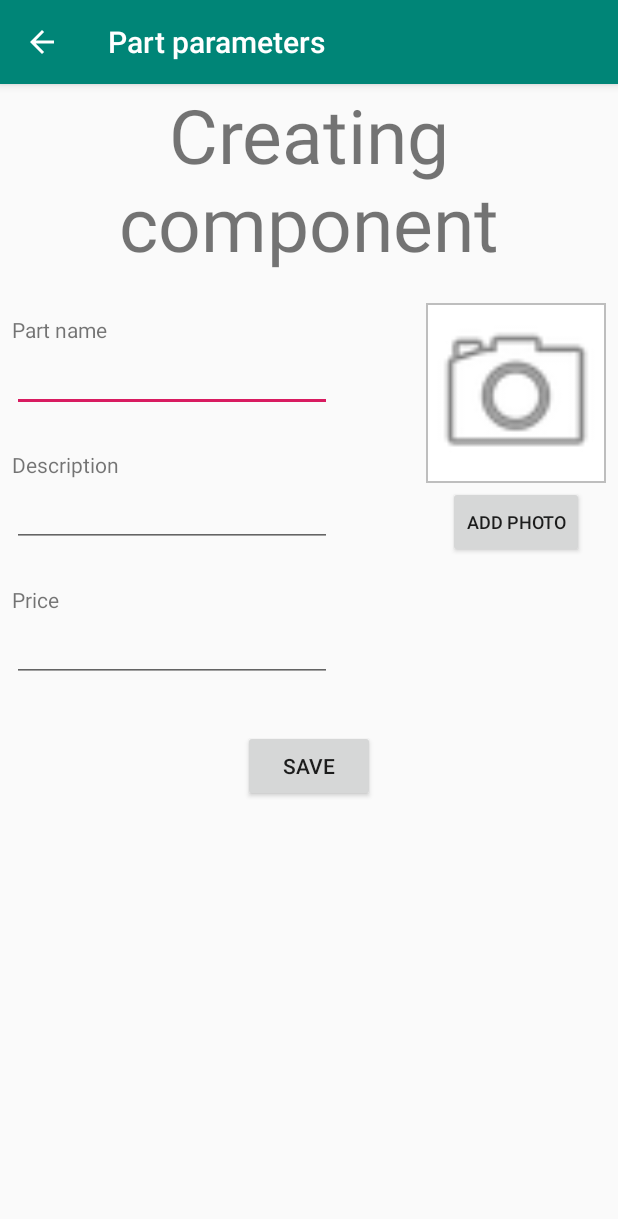
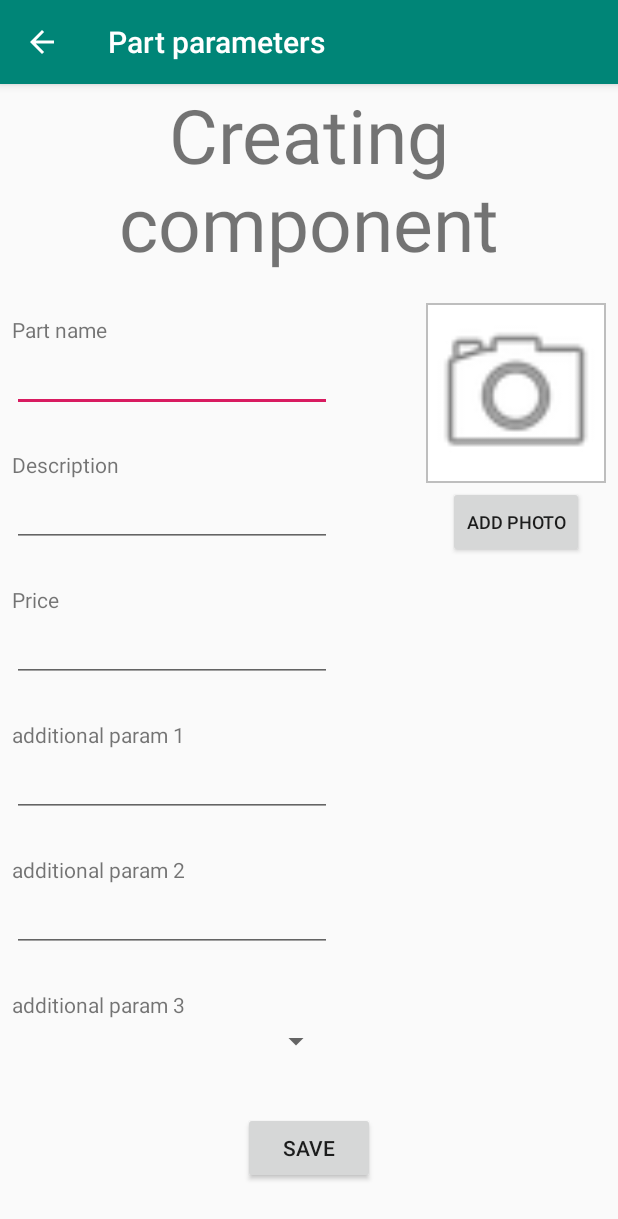
Before and after one commit to abbysoft-team/WiseBuild, an Android app: the PartCreationActivity screen opened directly, with no data from a screen before it, on a phone screen of 412 x 824 dp. Shown: the top 1219 px of the screen. Run offline under Robolectric (Android 15) with nearby library versions, the phone set to English and light mode, and no system bars; 2 statements that could not run were skipped.

Commit message:
finished layout for part creation activity

```diff
--- a/app/src/main/res/layout/activity_part_creation.xml
+++ b/app/src/main/res/layout/activity_part_creation.xml
@@ -34,7 +34,7 @@
         app:srcCompat="@android:drawable/ic_menu_camera" />
 
     <LinearLayout
-        android:id="@+id/linearLayout"
+        android:id="@+id/part_creation_parameters_container"
         android:layout_width="wrap_content"
         android:layout_height="wrap_content"
         android:layout_marginTop="20dp"
@@ -95,7 +95,55 @@
             android:layout_marginStart="8dp"
             android:layout_marginLeft="8dp"
             android:ems="10"
-            android:inputType="number" />
+            android:inputType="numberDecimal" />
+
+        <TextView
+            android:id="@+id/additional_parameter_1_label"
+            android:layout_width="match_parent"
+            android:layout_height="wrap_content"
+            android:layout_marginStart="8dp"
+            android:layout_marginLeft="8dp"
+            android:layout_marginTop="25dp"
+            android:text="additional param 1" />
+
+        <EditText
+            android:id="@+id/additional_parameter_1_field"
+            android:layout_width="match_parent"
+            android:layout_height="wrap_content"
+            android:layout_marginStart="8dp"
+            android:layout_marginLeft="8dp"
+            android:ems="10" />
+
+        <TextView
+            android:id="@+id/additional_parameter_2_label"
+            android:layout_width="match_parent"
+            android:layout_height="wrap_content"
+            android:layout_marginStart="8dp"
+            android:layout_marginLeft="8dp"
+            android:layout_marginTop="25dp"
+            android:text="additional param 2" />
+
+        <EditText
+            android:id="@+id/additional_parameter_2_field"
+            android:layout_width="match_parent"
+            android:layout_height="wrap_content"
+            android:layout_marginStart="8dp"
+            android:layout_marginLeft="8dp"
+            android:ems="10" />
+
+        <TextView
+            android:id="@+id/additional_param_spinner_label"
+            android:layout_width="match_parent"
+            android:layout_height="wrap_content"
+            android:layout_marginStart="8dp"
+            android:layout_marginLeft="8dp"
+            android:layout_marginTop="25dp"
+            android:text="additional param 3" />
+
+        <Spinner
+            android:id="@+id/additional_param_spinner"
+            android:layout_width="match_parent"
+            android:layout_height="30dp" />
 
     </LinearLayout>
 
@@ -123,6 +171,6 @@
         android:text="@string/save"
         app:layout_constraintEnd_toEndOf="parent"
         app:layout_constraintStart_toStartOf="parent"
-        app:layout_constraintTop_toBottomOf="@+id/linearLayout" />
+        app:layout_constraintTop_toBottomOf="@+id/part_creation_parameters_container" />
 
 </androidx.constraintlayout.widget.ConstraintLayout>
--- a/app/src/main/res/values/strings.xml
+++ b/app/src/main/res/values/strings.xml
@@ -12,5 +12,9 @@
     <string name="price">Price</string>
     <string name="add_photo">Add photo</string>
     <string name="save">Save</string>
-    <string name="creating_part_message">Creating new</string>
+    <string name="creating_part_message">New </string>
+    <string name="manufacturer">Manufacturer</string>
+    <string name="num_of_cores">Num of cores</string>
+    <string name="type">Type</string>
+    <string name="socket">Socket</string>
 </resources>
```
Also changed, not shown: app/src/main/java/ru/abbysoft/wisebuild/PartCreationActivity.java (+93 -1 lines).
